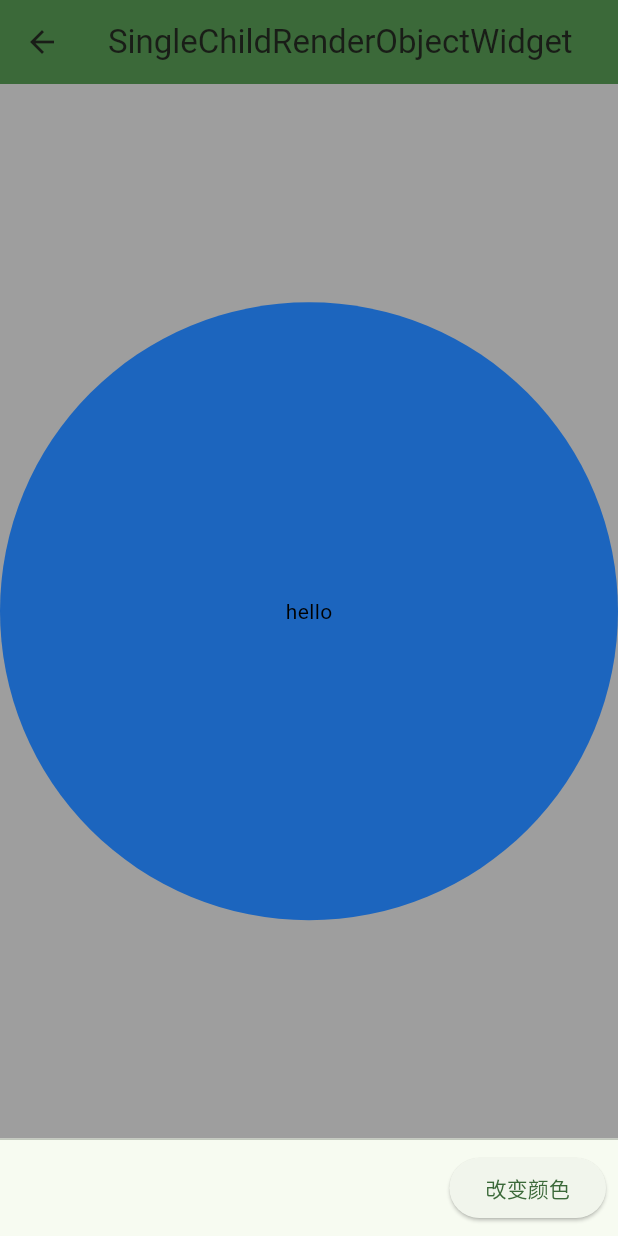
After one commit to conghaonet/flutter_demo, a Flutter app: the SingleChildRenderObjectDemoPage screen opened by its route, after a tap on "改变颜色", on a phone screen of 412 x 824 dp. The commit adds this screen. Run offline on Flutter 3.47's test engine with Material 2 defaults, Android fonts, the light colour scheme and no system bars; our stand-ins replace go_router, scroll_to_index, webview_flutter.

Commit message:
add single_child_render_object_demo_page.dart

```diff
--- a/lib/src/app_router.dart
+++ b/lib/src/app_router.dart
@@ -14,6 +14,7 @@ import 'package:flutter_demo/src/page/score_star_page.dart';
 import 'package:flutter_demo/src/page/scroll_listener_page.dart';
 import 'package:flutter_demo/src/page/scroll_to_index_page.dart';
 import 'package:flutter_demo/src/page/scroll_to_index_page2.dart';
+import 'package:flutter_demo/src/page/single_child_render_object_demo_page.dart';
 import 'package:flutter_demo/src/page/web_view_page.dart';
 import 'package:go_router/go_router.dart';
 
@@ -94,7 +95,10 @@ class AppRouter {
               link: state.queryParams['link'],
             ),
           ),
-
+          GoRoute(
+            path: SingleChildRenderObjectDemoPage.pagePathName,
+            builder: (BuildContext context, GoRouterState state) => const SingleChildRenderObjectDemoPage(),
+          ),
         ],
       ),
     ],
--- a/lib/src/home_page.dart
+++ b/lib/src/home_page.dart
@@ -13,6 +13,7 @@ import 'package:flutter_demo/src/page/score_star_page.dart';
 import 'package:flutter_demo/src/page/scroll_listener_page.dart';
 import 'package:flutter_demo/src/page/scroll_to_index_page.dart';
 import 'package:flutter_demo/src/page/scroll_to_index_page2.dart';
+import 'package:flutter_demo/src/page/single_child_render_object_demo_page.dart';
 import 'package:flutter_demo/src/page/web_view_page.dart';
 import 'package:go_router/go_router.dart';
 
@@ -49,6 +50,7 @@ class HomePage extends StatelessWidget {
   }
 
   static final Map<String, String> _items = {
+    "SingleChildRenderObjectDemo": "/${SingleChildRenderObjectDemoPage.pagePathName}",
     "Layout Widgets": "/${LayoutWidgetsPage.pagePathName}",
     "网络图片缓存": '/${ImageCachePage.pagePathName}',
     "列表滚动监听": "/${ScrollListenerPage.pagePathName}",
--- a/lib/src/page/hit_test_behavior_page.dart
+++ b/lib/src/page/hit_test_behavior_page.dart
@@ -106,8 +106,7 @@ class _HitTestBehaviorPageState extends State<HitTestBehaviorPage> {
             child: SizedBox(
               width: 300,
               height: 200,
-              child: Align(
-                alignment: Alignment.center,
+              child: Center(
                 child: Container(
                   width: 200,
                   height: 100,
--- /dev/null
+++ b/lib/src/page/single_child_render_object_demo_page.dart
@@ -0,0 +1,148 @@
+import 'package:flutter/material.dart';
+import 'package:flutter/rendering.dart';
+import 'dart:math' as math;
+
+class SingleChildRenderObjectDemoPage extends StatefulWidget {
+  static const pagePathName = 'single_child_render_object_demo';
+
+  const SingleChildRenderObjectDemoPage({Key? key}) : super(key: key);
+
+  @override
+  State<SingleChildRenderObjectDemoPage> createState() => _SingleChildRenderObjectDemoPageState();
+}
+
+class _SingleChildRenderObjectDemoPageState extends State<SingleChildRenderObjectDemoPage> {
+  Color _color = Colors.amberAccent;
+  late math.Random _random;
+  @override
+  void initState() {
+    _random = math.Random();
+    super.initState();
+  }
+  @override
+  Widget build(BuildContext context) {
+    return Scaffold(
+      appBar: AppBar(
+        title: const Text('SingleChildRenderObjectWidget'),
+      ),
+      body: Container(
+        color: Colors.grey,
+        child: _MySingleChildWidget(
+          color: _color,
+          child: const Center(
+            child: Text('hello', style: TextStyle(color: Colors.black),),
+          ),
+        ),
+      ),
+      persistentFooterButtons: [
+        ElevatedButton(
+          onPressed: () {
+            setState(() {
+              _color = Color.fromARGB(
+                255,
+                _random.nextInt(256), /// Random().nextInt(256); // Value is >= 0 and < 256.
+                _random.nextInt(256),
+                _random.nextInt(256),
+              );
+            });
+          },
+          child: Text('改变颜色'),
+        ),
+      ],
+    );
+  }
+}
+
+class _MySingleChildWidget extends SingleChildRenderObjectWidget {
+  final Color color;
+  final double? width;
+  const _MySingleChildWidget({
+    super.key,
+    super.child,
+    required this.color,
+    this.width
+  });
+
+  @override
+  _MyRenderBox createRenderObject(BuildContext context) {
+    return _MyRenderBox(color, width);
+  }
+
+  @override
+  void updateRenderObject(BuildContext context, covariant _MyRenderBox renderObject) {
+    renderObject
+      ..color = color
+      ..width = width;
+  }
+}
+
+
+class _MyRenderBox extends RenderBox with RenderObjectWithChildMixin<RenderBox> {
+  Color _color;
+  double? _width;
+  _MyRenderBox(this._color, this._width);
+
+  Color get color => _color;
+  set color(Color c) {
+    if(c != _color) {
+      debugPrint('Color is $c');
+      _color = c;
+      markNeedsPaint();
+    }
+  }
+  double? get width => _width;
+  set width(double? w) {
+    if(_width != w) {
+      _width = w;
+      markNeedsPaint();
+    }
+  }
+
+  @override
+  bool get sizedByParent => true;
+
+  @override
+  void performLayout() {
+    BoxConstraints childConstraints = constraints;
+    if(constraints.biggest.isInfinite) {
+      childConstraints = constraints.copyWith(maxWidth: size.width, maxHeight: size.height);
+    }
+    child?.layout(childConstraints, parentUsesSize: false);
+    /// [sizedByParent]为true时，不能在此给size赋值
+    // size = constraints.biggest;
+  }
+
+  @override
+  void performResize() {
+    /// sizedByParent 为 true，在此给size赋值
+    if(constraints.biggest.isFinite) {
+      size = constraints.biggest;
+    } else if(constraints.biggest.isInfinite) {
+      double minSide = math.min(constraints.biggest.width, constraints.biggest.height);
+      size = Size(minSide, minSide);
+    } else {
+      size = Size.zero;
+    }
+  }
+
+  @override
+  void paint(PaintingContext context, Offset offset) {
+    double radius = math.min(size.width, size.height) / 2;
+    Offset center = Offset(offset.dx + size.width/2, offset.dy + size.height / 2);
+    context.canvas.drawCircle(
+      center,
+      radius,
+      Paint()..color = color,
+    );
+    if (child != null) {
+      context.paintChild(child!, offset);
+    }
+
+  }
+
+  @override
+  bool hitTestChildren(BoxHitTestResult result, {required Offset position}) {
+    return child?.hitTest(result, position: position) == true;
+  }
+
+}
```
Also changed, not shown: 1 other file.
